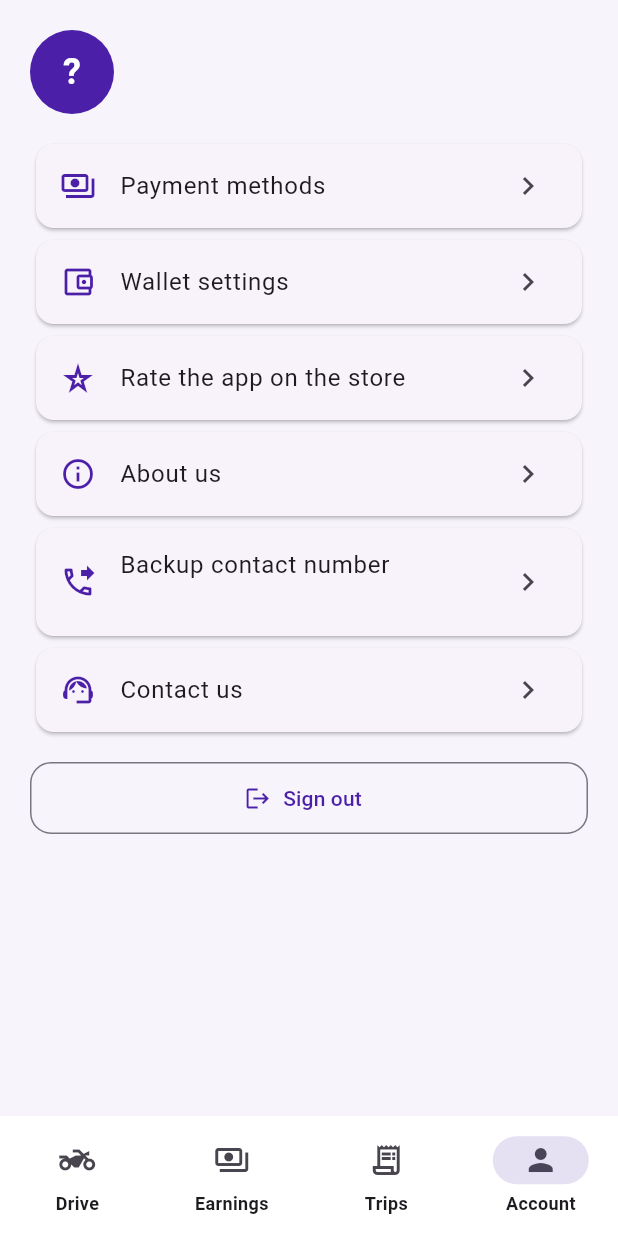
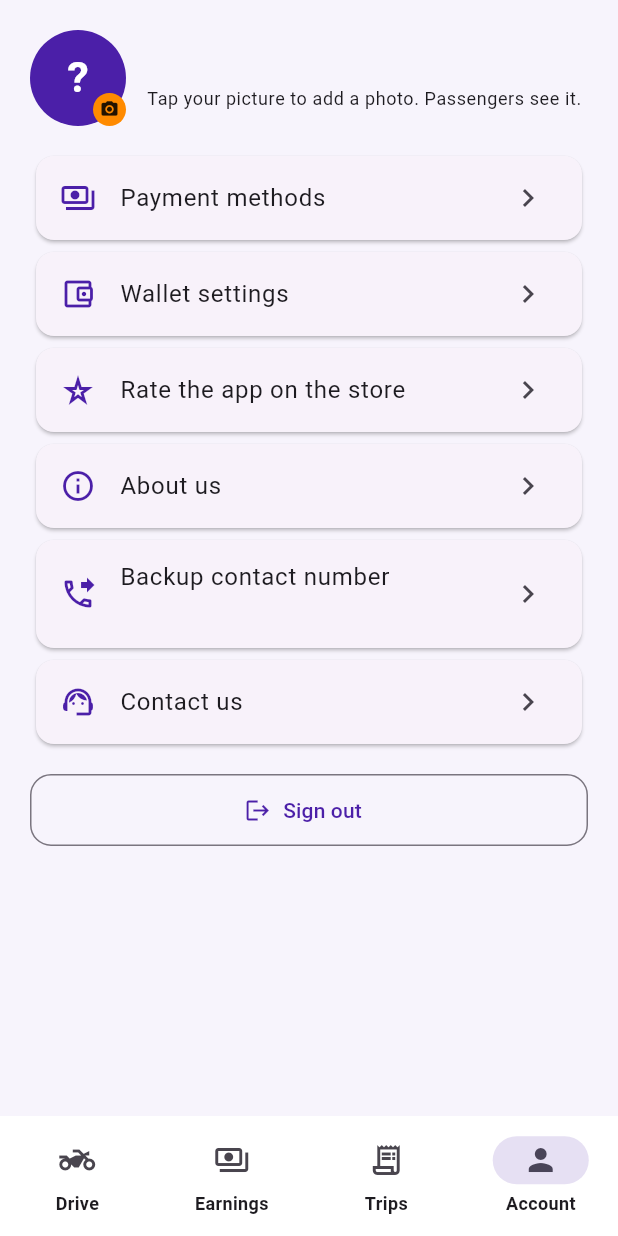
Before and after one commit to brianwebsite/smartbodacaptain, a Flutter app: the Shell screen opened directly with empty values, item 4 of the bottom bar chosen, on a phone screen of 412 x 824 dp. Run offline on Flutter 3.47's test engine with Material 3 defaults, Android fonts, the phone set to English and light mode, and no system bars; our stand-ins replace flutter_map, geolocator, google_sign_in, image_picker, latlong2, shared_preferences; accounts and stored records are empty; network calls fail.

Commit message:
Captain profile photo shown to passengers; backup object in its own folder
Co-Authored-By: Claude Sonnet 5.5 <noreply@anthropic.com>
Claude-Session: https://claude.ai/code/session_017sMC42RuL1MpQJG4NCMAy5

```diff
--- a/packages/smartboda_core/lib/smartboda_core.dart
+++ b/packages/smartboda_core/lib/smartboda_core.dart
@@ -9,6 +9,7 @@ export 'src/captain_details.dart';
 export 'src/chat_screen.dart';
 export 'src/geo.dart';
 export 'src/phone_actions.dart';
+export 'src/profile_photo.dart';
 export 'src/receipt_sheet.dart';
 export 'src/vehicle.dart';
 export 'src/forgot_password_screen.dart';
--- a/packages/smartboda_core/lib/src/account_menu.dart
+++ b/packages/smartboda_core/lib/src/account_menu.dart
@@ -4,6 +4,7 @@ import 'package:url_launcher/url_launcher.dart';
 import 'api.dart';
 import 'format.dart';
 import 'phone_actions.dart';
+import 'profile_photo.dart';
 import 'session.dart';
 import 'theme.dart';
 import 'wallet_screen.dart';
@@ -91,16 +92,37 @@ class AccountMenu extends StatelessWidget {
           FadeSlideIn(
             child: Row(
               children: [
-                CircleAvatar(
-                  radius: 28,
-                  backgroundColor: brandPrimary,
-                  child: Text(
-                    u.name.isEmpty ? '?' : u.name.trim()[0].toUpperCase(),
-                    style: const TextStyle(color: Colors.white, fontSize: 24, fontWeight: FontWeight.bold),
+                InkWell(
+                  customBorder: const CircleBorder(),
+                  onTap: () async {
+                    if (await pickAndUploadPhoto(context, session.api)) await session.refreshUser().catchError((_) {});
+                  },
+                  child: Stack(
+                    children: [
+                      ProfileAvatar(api: session.api, userId: u.id, name: u.name, photoVersion: u.photoVersion, radius: 32),
+                      const Positioned(
+                        right: 0,
+                        bottom: 0,
+                        child: CircleAvatar(radius: 11, backgroundColor: brandAccent, child: Icon(Icons.camera_alt, size: 13, color: Colors.black87)),
+                      ),
+                    ],
                   ),
                 ),
                 const SizedBox(width: 14),
-                Expanded(child: Text(u.name, style: t.titleLarge?.copyWith(fontWeight: FontWeight.bold))),
+                Expanded(
+                  child: Column(
+                    crossAxisAlignment: CrossAxisAlignment.start,
+                    children: [
+                      Text(u.name, style: t.titleLarge?.copyWith(fontWeight: FontWeight.bold)),
+                      if (isCaptain)
+                        Text(
+                            u.photoVersion > 0
+                                ? 'Passengers see your name and picture'
+                                : 'Tap your picture to add a photo. Passengers see it.',
+                            style: t.bodySmall),
+                    ],
+                  ),
+                ),
               ],
             ),
           ),
--- a/packages/smartboda_core/lib/src/models.dart
+++ b/packages/smartboda_core/lib/src/models.dart
@@ -25,6 +25,7 @@ class AppUser {
     this.phone,
     this.email,
     this.backupPhone,
+    this.photoVersion = 0,
     this.bikePlate,
     this.bikeModel,
     this.vehicleType = 'boda',
@@ -42,6 +43,7 @@ class AppUser {
   final String? phone;
   final String? email;
   final String? backupPhone;
+  final int photoVersion;
   final String status;
   final String? bikePlate;
   final String? bikeModel;
@@ -67,6 +69,7 @@ class AppUser {
       phone: j['phone'] as String?,
       email: j['email'] as String?,
       backupPhone: j['backupPhone'] as String?,
+      photoVersion: (j['photoVersion'] as num?)?.toInt() ?? 0,
       status: j['status'] as String,
       bikePlate: cap?['bikePlate'] as String?,
       bikeModel: cap?['bikeModel'] as String?,
@@ -96,6 +99,7 @@ class CaptainInfo {
     this.memberSince,
     this.lat,
     this.lng,
+    this.photoVersion = 0,
   });
 
   final String id;
@@ -111,6 +115,7 @@ class CaptainInfo {
   final DateTime? memberSince;
   final double? lat;
   final double? lng;
+  final int photoVersion;
 
   factory CaptainInfo.fromJson(Map<String, dynamic> j) {
     final loc = j['location'] as Map<String, dynamic>?;
@@ -129,6 +134,7 @@ class CaptainInfo {
       memberSince: since == null ? null : DateTime.tryParse(since),
       lat: (loc?['lat'] as num?)?.toDouble(),
       lng: (loc?['lng'] as num?)?.toDouble(),
+      photoVersion: (j['photoVersion'] as num?)?.toInt() ?? 0,
     );
   }
 }
--- /dev/null
+++ b/packages/smartboda_core/lib/src/profile_photo.dart
@@ -0,0 +1,75 @@
+import 'dart:convert';
+
+import 'package:flutter/material.dart';
+import 'package:image_picker/image_picker.dart';
+
+import 'api.dart';
+import 'theme.dart';
+
+/// A round picture of a person, or their first letter when they have not added one.
+class ProfileAvatar extends StatelessWidget {
+  const ProfileAvatar({
+    super.key,
+    required this.api,
+    required this.userId,
+    required this.name,
+    required this.photoVersion,
+    this.radius = 24,
+  });
+
+  final ApiClient api;
+  final String userId;
+  final String name;
+
+  /// 0 means no picture. It changes when a new picture is added, so the app fetches it again.
+  final int photoVersion;
+  final double radius;
+
+  @override
+  Widget build(BuildContext context) {
+    final letter = Text(
+      name.trim().isEmpty ? '?' : name.trim()[0].toUpperCase(),
+      style: TextStyle(color: Colors.white, fontSize: radius * 0.9, fontWeight: FontWeight.bold),
+    );
+    if (photoVersion <= 0) {
+      return CircleAvatar(radius: radius, backgroundColor: brandPrimary, child: letter);
+    }
+    return CircleAvatar(
+      radius: radius,
+      backgroundColor: brandPrimary,
+      child: ClipOval(
+        child: Image.network(
+          '${api.baseUrl}/api/photos/$userId?v=$photoVersion',
+          headers: {'Authorization': 'Bearer ${api.token ?? ''}'},
+          width: radius * 2,
+          height: radius * 2,
+          fit: BoxFit.cover,
+          errorBuilder: (_, __, ___) => Center(child: letter),
+        ),
+      ),
+    );
+  }
+}
+
+/// Lets the person choose a picture from their phone and saves it. Returns true when it was saved.
+Future<bool> pickAndUploadPhoto(BuildContext context, ApiClient api) async {
+  final messenger = ScaffoldMessenger.of(context);
+  try {
+    final file = await ImagePicker().pickImage(
+      source: ImageSource.gallery,
+      maxWidth: 320,
+      maxHeight: 320,
+      imageQuality: 50,
+    );
+    if (file == null) return false;
+    final bytes = await file.readAsBytes();
+    await api.put('/api/me/photo', {'image': base64Encode(bytes)});
+    messenger.showSnackBar(const SnackBar(content: Text('Your picture is saved')));
+    return true;
+  } on ApiException catch (e) {
+    messenger.showSnackBar(SnackBar(content: Text(e.message)));
+  } catch (_) {
+    messenger.showSnackBar(const SnackBar(content: Text('Could not open your pictures')));
+  }
+  return false;
+}
--- a/packages/smartboda_core/pubspec.yaml
+++ b/packages/smartboda_core/pubspec.yaml
@@ -17,6 +17,7 @@ dependencies:
   geolocator: ^13.0.2
   google_sign_in: ^6.2.2
   url_launcher: ^6.3.0
+  image_picker: ^1.1.2
 
 dev_dependencies:
   flutter_test:
```
Also changed, not shown: apps/passenger/lib/home_screen.dart (+2 -9 lines), packages/smartboda_core/lib/src/captain_details.dart (+7 -11 lines), 4 other files.
